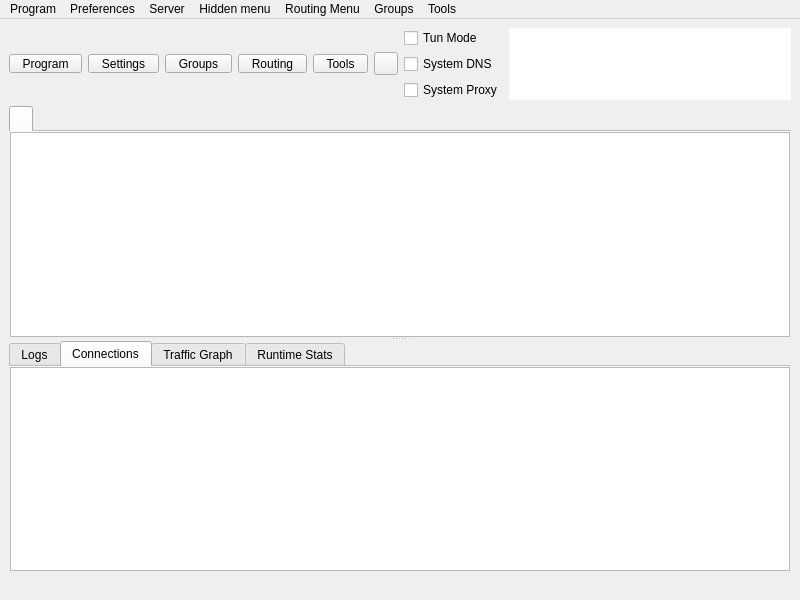
First picture: the form in upstream/include/ui/mainwindow.ui, repository hopol/throne-mirror, before the edit.
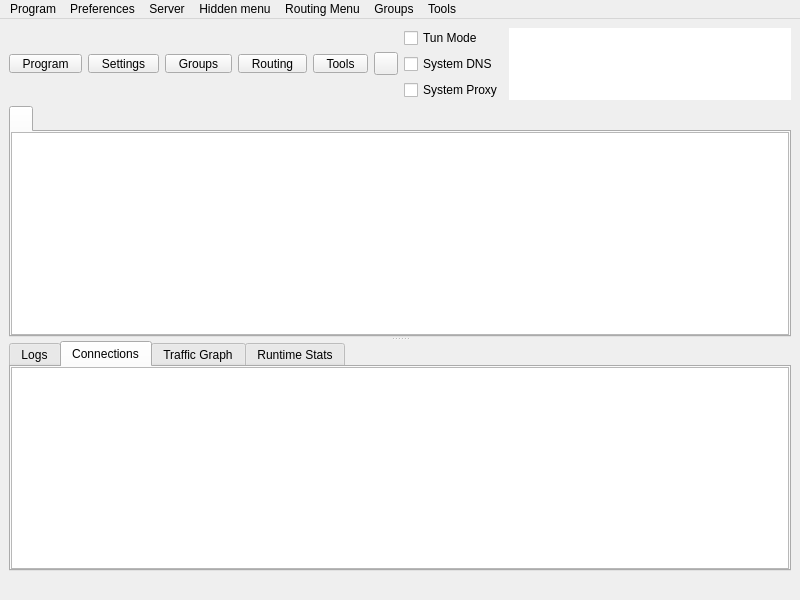
Second picture: the form after the edit. The open tabs and pages were chosen to show the change. Icons and pictures are not drawn. Custom widgets are drawn as their Qt base class.

What changed in the file:
```diff
--- a/upstream/include/ui/mainwindow.ui
+++ b/upstream/include/ui/mainwindow.ui
@@ -393,7 +393,7 @@
         <number>0</number>
        </property>
        <property name="documentMode">
-        <bool>true</bool>
+        <bool>false</bool>
        </property>
        <property name="movable">
         <bool>true</bool>
@@ -404,13 +404,13 @@
         </attribute>
         <layout class="QGridLayout" name="gridLayout_2">
          <property name="leftMargin">
-          <number>1</number>
+          <number>0</number>
          </property>
          <property name="topMargin">
           <number>0</number>
          </property>
          <property name="rightMargin">
-          <number>1</number>
+          <number>0</number>
          </property>
          <property name="bottomMargin">
           <number>0</number>
@@ -496,7 +496,7 @@
               <bool>true</bool>
              </property>
              <property name="documentMode">
-              <bool>true</bool>
+              <bool>false</bool>
              </property>
              <property name="tabsClosable">
               <bool>false</bool>
@@ -557,19 +557,19 @@
                 <enum>QLayout::SizeConstraint::SetDefaultConstraint</enum>
                </property>
                <property name="leftMargin">
-                <number>1</number>
+                <number>0</number>
                </property>
                <property name="topMargin">
                 <number>0</number>
                </property>
                <property name="rightMargin">
-                <number>1</number>
+                <number>0</number>
                </property>
                <property name="bottomMargin">
                 <number>0</number>
                </property>
                <item>
-                <widget class="QTableView" name="connections">
+                <widget class="QTreeView" name="connections">
                  <property name="autoFillBackground">
                   <bool>false</bool>
                  </property>
```
Left out of the diff: 12 changed lines with no effect on the pictures.
